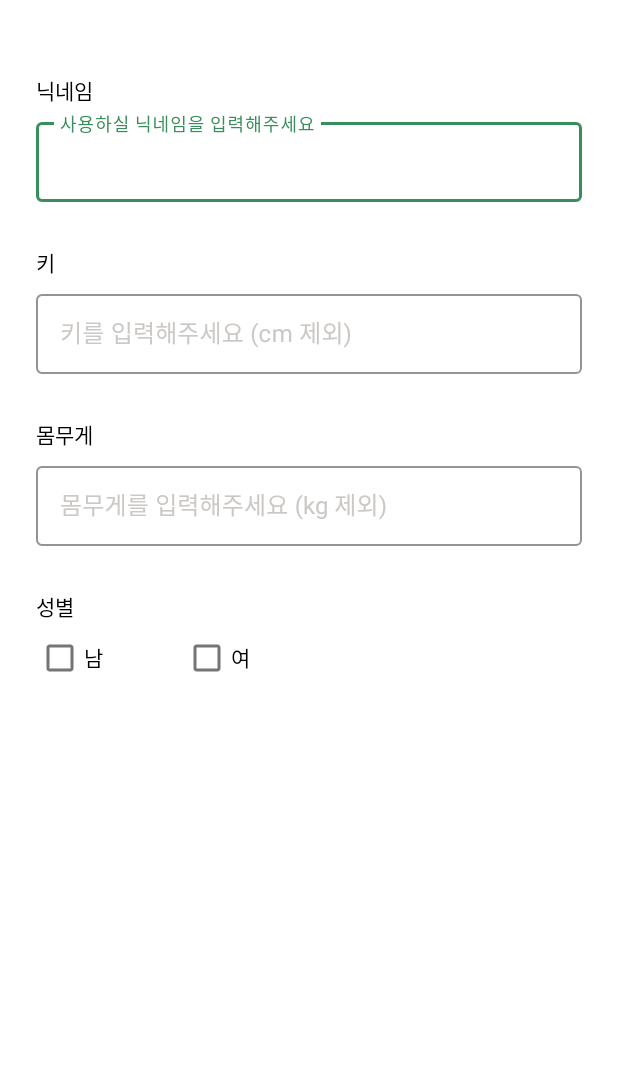
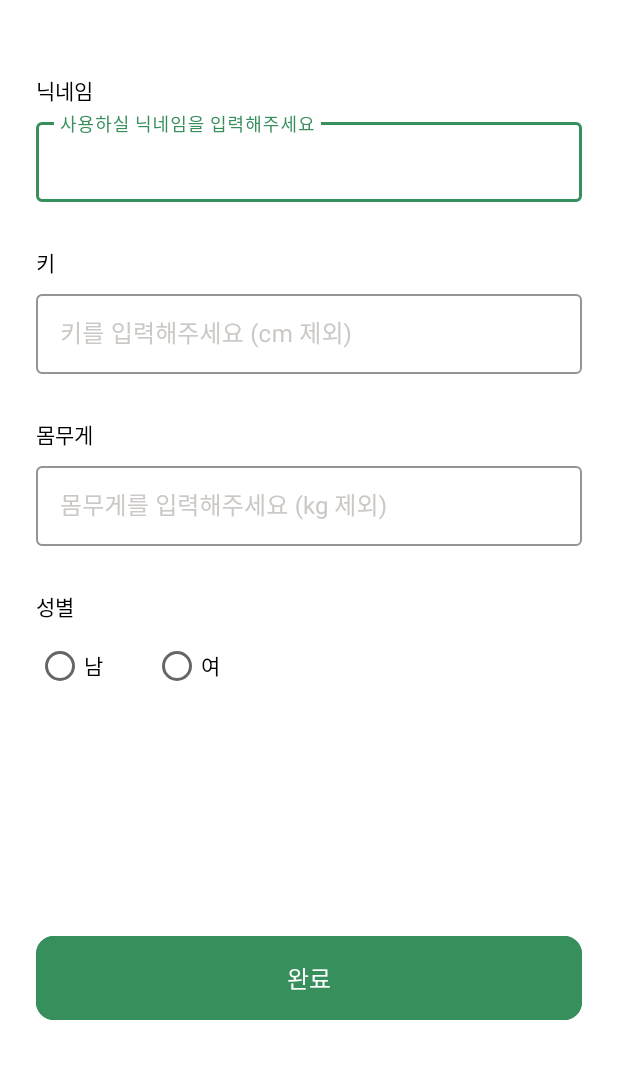
Before and after one commit to Moblie-Programming-5-Health-Hub/HealthHub-AOS, an Android app: the layout activity_personal_info.xml on its own in the app's theme, with its tools: preview values and no code run, on a phone screen of 412 x 824 dp, the part 171-1236 px from its top. Run offline under Robolectric (Android 15) with nearby library versions, the phone set to English and light mode, and no system bars.

Commit message:
[feat] activity_personal_info.xml 구현
개인정보 입력 뷰 구현

```diff
--- a/app/src/main/res/layout/activity_personal_info.xml
+++ b/app/src/main/res/layout/activity_personal_info.xml
@@ -1,11 +1,16 @@
 <?xml version="1.0" encoding="utf-8"?>
-<layout xmlns:app="http://schemas.android.com/apk/res-auto">
+<layout xmlns:android="http://schemas.android.com/apk/res/android"
+    xmlns:app="http://schemas.android.com/apk/res-auto">
 
     <data>
 
+        <variable
+            name="viewModel"
+            type="com.example.healthhub.presentation.info.PersonalInfoViewModel" />
+
     </data>
 
-    <androidx.constraintlayout.widget.ConstraintLayout xmlns:android="http://schemas.android.com/apk/res/android"
+    <androidx.constraintlayout.widget.ConstraintLayout
         android:layout_width="match_parent"
         android:layout_height="match_parent">
 
@@ -24,7 +29,7 @@
             app:layout_constraintGuide_end="@dimen/spacing24" />
 
         <TextView
-            android:id="@+id/tv_welcome"
+            android:id="@+id/tv_info"
             android:layout_width="0dp"
             android:layout_height="wrap_content"
             android:layout_marginTop="40dp"
@@ -41,8 +46,8 @@
             android:layout_marginTop="50dp"
             android:text="@string/personal_info_nickname"
             android:textAppearance="@style/TextAppearance.Subhead"
-            app:layout_constraintStart_toStartOf="@id/tv_welcome"
-            app:layout_constraintTop_toBottomOf="@id/tv_welcome" />
+            app:layout_constraintStart_toStartOf="@id/tv_info"
+            app:layout_constraintTop_toBottomOf="@id/tv_info" />
 
         <com.google.android.material.textfield.TextInputLayout
             android:id="@+id/til_nickname"
@@ -51,7 +56,7 @@
             android:layout_height="wrap_content"
             android:layout_marginTop="5dp"
             android:theme="@style/TextInputLayout"
-            app:layout_constraintEnd_toEndOf="@id/tv_welcome"
+            app:layout_constraintEnd_toEndOf="@id/tv_info"
             app:layout_constraintStart_toStartOf="@id/tv_nickname"
             app:layout_constraintTop_toBottomOf="@id/tv_nickname">
 
@@ -60,6 +65,7 @@
                 android:layout_height="match_parent"
                 android:hint="@string/personal_info_nickname_hint"
                 android:inputType="text"
+                android:text="@={viewModel.nickname}"
                 android:textColorHint="@color/gray_300" />
 
         </com.google.android.material.textfield.TextInputLayout>
@@ -81,7 +87,7 @@
             android:layout_height="wrap_content"
             android:layout_marginTop="5dp"
             android:theme="@style/TextInputLayout"
-            app:layout_constraintEnd_toEndOf="@id/tv_welcome"
+            app:layout_constraintEnd_toEndOf="@id/tv_info"
             app:layout_constraintStart_toStartOf="@id/tv_height"
             app:layout_constraintTop_toBottomOf="@id/tv_height">
 
@@ -89,7 +95,8 @@
                 android:layout_width="match_parent"
                 android:layout_height="match_parent"
                 android:hint="@string/personal_info_height_hint"
-                android:inputType="text"
+                android:inputType="number"
+                android:text="@={viewModel.height}"
                 android:textColorHint="@color/gray_300" />
 
         </com.google.android.material.textfield.TextInputLayout>
@@ -111,7 +118,7 @@
             android:layout_height="wrap_content"
             android:layout_marginTop="5dp"
             android:theme="@style/TextInputLayout"
-            app:layout_constraintEnd_toEndOf="@id/tv_welcome"
+            app:layout_constraintEnd_toEndOf="@id/tv_info"
             app:layout_constraintStart_toStartOf="@id/tv_weight"
             app:layout_constraintTop_toBottomOf="@id/tv_weight">
 
@@ -119,7 +126,8 @@
                 android:layout_width="match_parent"
                 android:layout_height="match_parent"
                 android:hint="@string/personal_info_weight_hint"
-                android:inputType="text"
+                android:inputType="number"
+                android:text="@={viewModel.weight}"
                 android:textColorHint="@color/gray_300" />
 
         </com.google.android.material.textfield.TextInputLayout>
@@ -134,24 +142,40 @@
             app:layout_constraintStart_toStartOf="@id/til_weight"
             app:layout_constraintTop_toBottomOf="@id/til_weight" />
 
-        <CheckBox
-            android:id="@+id/checkbox_male"
+        <RadioGroup
             android:layout_width="wrap_content"
             android:layout_height="wrap_content"
-            android:text="@string/personal_info_gender_male"
-            android:textAppearance="@style/TextAppearance.Subhead"
-            app:layout_constraintStart_toStartOf="@id/tv_gender"
-            app:layout_constraintTop_toBottomOf="@id/tv_gender" />
+            android:layout_marginTop="5dp"
+            android:layout_marginBottom="70dp"
+            android:orientation="horizontal"
+            app:layout_constraintStart_toStartOf="@id/gl_start"
+            app:layout_constraintTop_toBottomOf="@+id/tv_gender">
 
-        <CheckBox
-            android:id="@+id/checkbox_female"
-            android:layout_width="wrap_content"
-            android:layout_height="wrap_content"
-            android:layout_marginStart="50dp"
-            android:text="@string/personal_info_gender_female"
-            android:textAppearance="@style/TextAppearance.Subhead"
-            app:layout_constraintStart_toEndOf="@id/checkbox_male"
-            app:layout_constraintTop_toTopOf="@id/checkbox_male" />
+            <androidx.appcompat.widget.AppCompatRadioButton
+                android:layout_width="wrap_content"
+                android:layout_height="wrap_content"
+                android:text="@string/personal_info_male" />
+
+            <androidx.appcompat.widget.AppCompatRadioButton
+                android:layout_width="wrap_content"
+                android:layout_height="wrap_content"
+                android:layout_marginStart="30dp"
+                android:text="@string/personal_info_female" />
+
+        </RadioGroup>
+
+
+        <com.google.android.material.button.MaterialButton
+            android:id="@+id/btn_all_ready"
+            style="@style/Widget.FullButton.Basic"
+            android:layout_height="56dp"
+            android:layout_marginBottom="30dp"
+            android:backgroundTint="@color/main_4"
+            android:text="완료"
+            android:textAppearance="@style/TextAppearance.BodyM1"
+            app:layout_constraintBottom_toBottomOf="parent"
+            app:layout_constraintEnd_toEndOf="@id/gl_end"
+            app:layout_constraintStart_toStartOf="@id/gl_start" />
 
 
     </androidx.constraintlayout.widget.ConstraintLayout>
```
